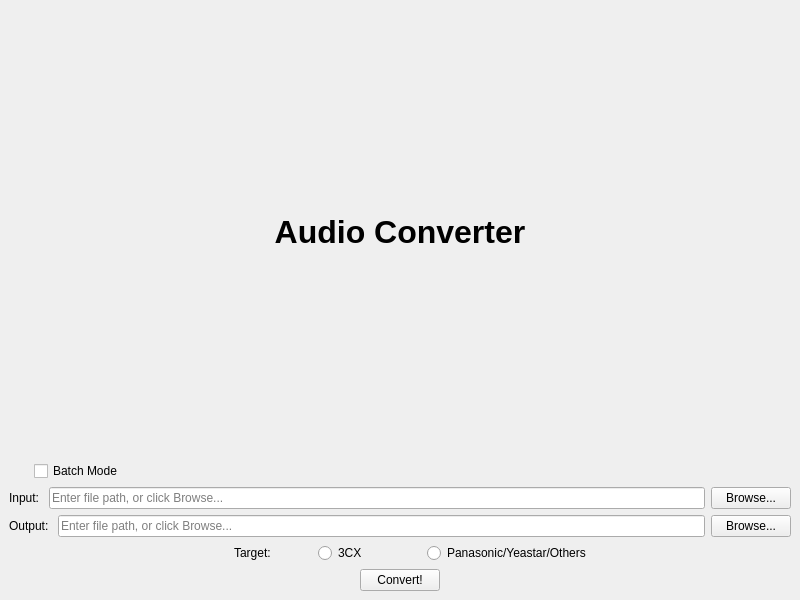
Before: the Qt Designer form Qt/mainwindow.ui in Trixelit/AudioConverter, drawn with Qt 5.
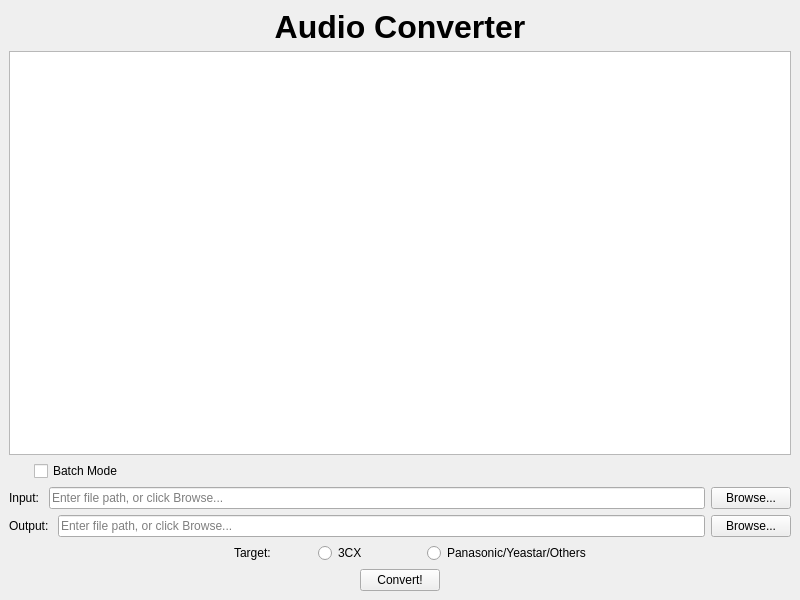
After: the same form once the commit is applied.

Commit message: Add multithreading, add progress reporting, and add file queue list

Diff of the .ui file:
```diff
--- a/Qt/mainwindow.ui
+++ b/Qt/mainwindow.ui
@@ -22,9 +22,12 @@
    </property>
    <layout class="QVBoxLayout" name="verticalLayout">
     <item>
-     <layout class="QHBoxLayout" name="titleLayout">
+     <layout class="QVBoxLayout" name="titleLayout">
       <item>
        <widget class="QLabel" name="Title">
+        <property name="enabled">
+         <bool>true</bool>
+        </property>
         <property name="font">
          <font>
           <pointsize>24</pointsize>
@@ -39,6 +42,13 @@
         </property>
        </widget>
       </item>
+      <item>
+       <widget class="QListWidget" name="fileListWidget">
+        <property name="enabled">
+         <bool>true</bool>
+        </property>
+       </widget>
+      </item>
      </layout>
     </item>
     <item>
```
The commit also changes 9 other files.
